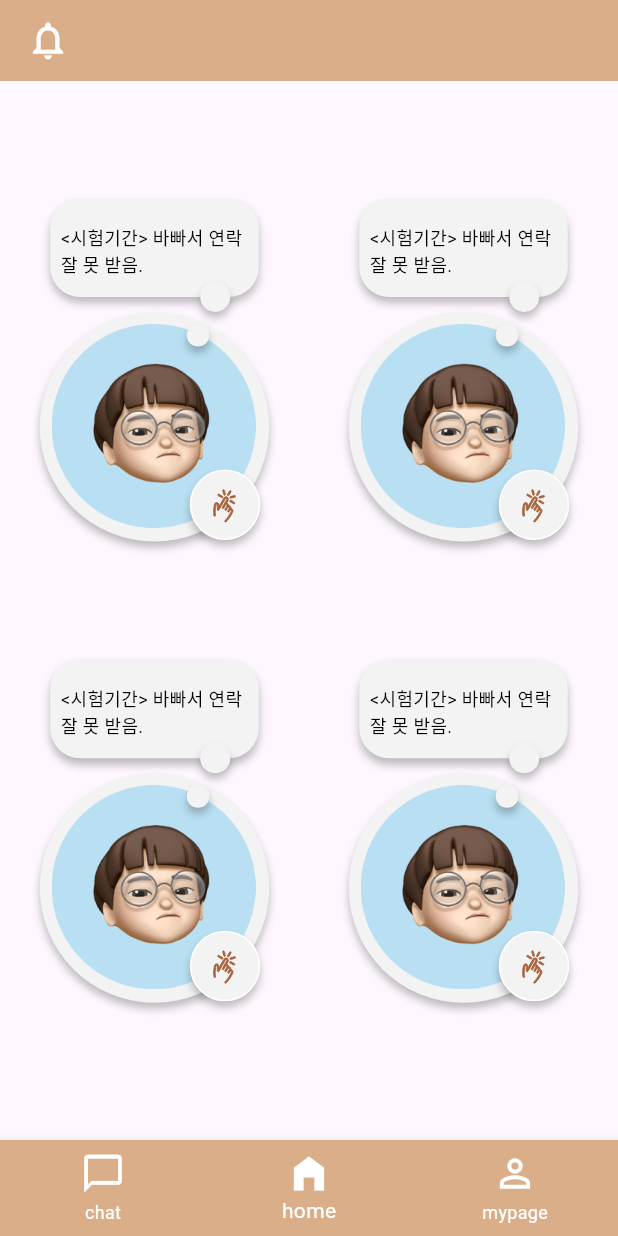
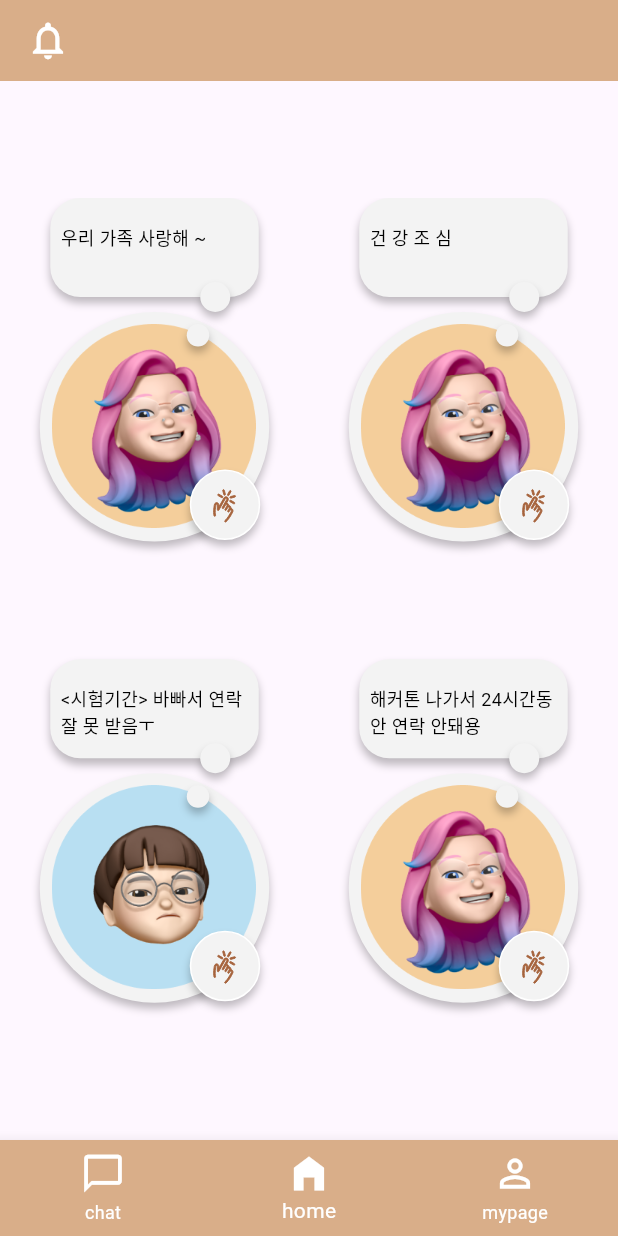
Before and after one commit to Inthon-6team/inthon-6team.github.io, a Flutter app: the screen it shows after launch, item 2 of the bottom bar chosen, on a phone screen of 412 x 824 dp. Run offline on Flutter 3.47's test engine with Material 2 defaults, Android fonts, the phone set to English and light mode, and no system bars; our stand-ins replace flutter_svg, get; Roboto replaces fonts that are missing (SUITE).

Commit message:
메세지 수정 기능

```diff
--- a/lib/components/profile.dart
+++ b/lib/components/profile.dart
@@ -3,15 +3,37 @@ import 'package:get/get.dart';
 import 'package:inthon_frontend/components/image_data.dart';
 
 class Profile extends StatefulWidget {
+  final String statusText;
+  final String imagePath;
+
+  Profile({required this.statusText, required this.imagePath});
+
   @override
   _ProfileState createState() => _ProfileState();
 }
 
 class _ProfileState extends State<Profile> {
+  bool isEditing = false;
+  late TextEditingController textController;
+
+  @override
+  void initState() {
+    super.initState();
+    textController = TextEditingController(text: widget.statusText);
+
+    textController.addListener(() {
+      setState(() {});
+    });
+  }
+
   @override
   Widget build(BuildContext context) {
     return GestureDetector(
-      onTap: () {},
+      onTap: () {
+        setState(() {
+          isEditing = true;
+        });
+      },
       child: Column(
         crossAxisAlignment: CrossAxisAlignment.center,
         children: [
@@ -29,23 +51,24 @@ class _ProfileState extends State<Profile> {
                   borderRadius: BorderRadius.circular(20.0),
                   boxShadow: [
                     BoxShadow(
-                      color: Colors.black.withOpacity(0.25), // 그림자 색상과 투명도
-                      spreadRadius: 0, // 그림자의 확산 정도
-                      blurRadius: 4, // 흐림 정도
-                      offset: Offset(0, 4), // 그림자의 위치
+                      color: Colors.black.withOpacity(0.25),
+                      spreadRadius: 0,
+                      blurRadius: 4,
+                      offset: Offset(0, 4),
                     ),
                   ],
                 ),
                 child: Container(
-                  padding: EdgeInsets.only(top: 17, left: 7.0),
-                  child: Text(
-                    "<시험기간> 바빠서 연락 잘 못 받음.",
+                  //padding: EdgeInsets.only(top: 17, left: 7.0),
+                  child: isEditing ? buildTextField() : buildText(),
+                  /*Text(
+                    widget.statusText,
                     style: TextStyle(
                       fontSize: 12,
                       fontWeight: FontWeight.w400,
                       color: Color(0xff000000),
                     ),
-                  ),
+                  ),*/
                 ),
               ),
               Positioned(
@@ -59,10 +82,10 @@ class _ProfileState extends State<Profile> {
                     shape: BoxShape.circle,
                     boxShadow: [
                       BoxShadow(
-                        color: Colors.black.withOpacity(0.25), // 그림자 색상과 투명도
-                        spreadRadius: 0, // 그림자의 확산 정도
-                        blurRadius: 4, // 흐림 정도
-                        offset: Offset(0, 4), // 그림자의 위치
+                        color: Colors.black.withOpacity(0.25),
+                        spreadRadius: 0,
+                        blurRadius: 4,
+                        offset: Offset(0, 4),
                       ),
                     ],
                   ),
@@ -82,10 +105,10 @@ class _ProfileState extends State<Profile> {
                   shape: BoxShape.circle,
                   boxShadow: [
                     BoxShadow(
-                      color: Colors.black.withOpacity(0.25), // 그림자 색상과 투명도
-                      spreadRadius: 0, // 그림자의 확산 정도
-                      blurRadius: 4, // 흐림 정도
-                      offset: Offset(0, 4), // 그림자의 위치
+                      color: Colors.black.withOpacity(0.25),
+                      spreadRadius: 0,
+                      blurRadius: 4,
+                      offset: Offset(0, 4),
                     ),
                   ],
                 ),
@@ -97,7 +120,7 @@ class _ProfileState extends State<Profile> {
                   width: 136,
                   height: 136,
                   child: ImageData(
-                    IconsPath.family1,
+                    widget.imagePath,
                   ),
                 ),
               ),
@@ -117,10 +140,10 @@ class _ProfileState extends State<Profile> {
                     ),
                     boxShadow: [
                       BoxShadow(
-                        color: Colors.black.withOpacity(0.25), // 그림자 색상과 투명도
-                        spreadRadius: 0, // 그림자의 확산 정도
-                        blurRadius: 4, // 흐림 정도
-                        offset: Offset(0, 4), // 그림자의 위치
+                        color: Colors.black.withOpacity(0.25),
+                        spreadRadius: 0,
+                        blurRadius: 4,
+                        offset: Offset(0, 4),
                       ),
                     ],
                   ),
@@ -142,10 +165,10 @@ class _ProfileState extends State<Profile> {
                     shape: BoxShape.circle,
                     boxShadow: [
                       BoxShadow(
-                        color: Colors.black.withOpacity(0.25), // 그림자 색상과 투명도
-                        spreadRadius: 0, // 그림자의 확산 정도
-                        blurRadius: 4, // 흐림 정도
-                        offset: Offset(0, 4), // 그림자의 위치
+                        color: Colors.black.withOpacity(0.25),
+                        spreadRadius: 0,
+                        blurRadius: 4,
+                        offset: Offset(0, 4),
                       ),
                     ],
                   ),
@@ -180,4 +203,55 @@ class _ProfileState extends State<Profile> {
       ),
     );
   }
+
+  Widget buildTextField() {
+    return Container(
+      padding: EdgeInsets.symmetric(horizontal: 7),
+      child: TextField(
+        controller: textController,
+        onEditingComplete: () {
+          setState(() {
+            isEditing = false;
+          });
+        },
+        style: const TextStyle(
+          fontSize: 12,
+          fontWeight: FontWeight.w400,
+          color: Color(0xff000000),
+        ),
+        maxLength: 30,
+        decoration: InputDecoration(
+          counterText: "",
+          suffix: Text(
+            "${textController.text.length}/30",
+            style: const TextStyle(
+              fontSize: 10,
+              fontWeight: FontWeight.w400,
+              color: Color(0xff8d8d8d),
+            ),
+          ),
+          enabledBorder: UnderlineInputBorder(
+            borderSide: BorderSide(color: Color(0xffe1e1e1), width: 2),
+          ),
+          focusedBorder: UnderlineInputBorder(
+            borderSide: BorderSide(color: Color(0xffe1e1e1), width: 2),
+          ),
+        ),
+      ),
+    );
+  }
+
+  Widget buildText() {
+    return Container(
+      padding: EdgeInsets.only(top: 17, left: 7.0),
+      child: Text(
+        textController.text,
+        style: TextStyle(
+          fontSize: 12,
+          fontWeight: FontWeight.w400,
+          color: Color(0xff000000),
+        ),
+      ),
+    );
+  }
 }
--- a/lib/pages/home.dart
+++ b/lib/pages/home.dart
@@ -4,7 +4,26 @@ import 'package:inthon_frontend/pages/notice.dart';
 import 'package:inthon_frontend/components/profile.dart';
 
 class Home extends StatelessWidget {
-  const Home({super.key});
+  //const Home({super.key});
+
+  final List<Map<String, String>> profileData = [
+    {
+      'statusText': "우리 가족 사랑해 ~",
+      'imagePath': 'assets/images/family2.png',
+    },
+    {
+      'statusText': "건 강 조 심",
+      'imagePath': 'assets/images/family2.png',
+    },
+    {
+      'statusText': "<시험기간> 바빠서 연락 잘 못 받음ㅜ",
+      'imagePath': 'assets/images/family1.png',
+    },
+    {
+      'statusText': "해커톤 나가서 24시간동안 연락 안돼용",
+      'imagePath': 'assets/images/family2.png',
+    },
+  ];
 
   @override
   Widget build(BuildContext context) {
@@ -30,7 +49,8 @@ class Home extends StatelessWidget {
           ],
         ),
       ),
-      body: Center(
+      body: SafeArea(
+        child: Center(
           child: SingleChildScrollView(
             child: Container(
               height: 550,
@@ -45,8 +65,12 @@ class Home extends StatelessWidget {
                 ),
                 itemCount: 4, //itemDataList.length,
                 itemBuilder: (context, index) {
-                return Profile();
+                  return Profile(
+                    statusText: profileData[index]['statusText']!,
+                    imagePath: profileData[index]['imagePath']!,
+                  );
                 },
+              ),
             ),
           ),
         ),
```
Also changed, not shown: assets/images/family2.png (added). Lines whose indentation alone changed are shown as unchanged.
